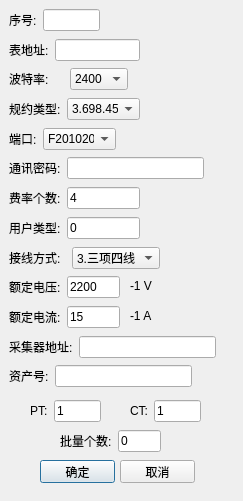
Before: the Qt Designer form AddMeter.ui in qwerttqq95/698SP_CL, drawn with Qt 5.
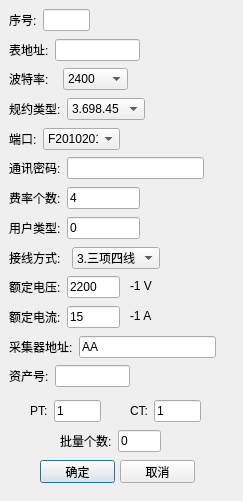
After: the same form once the commit is applied.

The edit to the form file:
```diff
--- a/AddMeter.ui
+++ b/AddMeter.ui
@@ -18,7 +18,7 @@
                 <rect>
                     <x>9</x>
                     <y>98</y>
-                    <width>131</width>
+                    <width>136</width>
                     <height>22</height>
                 </rect>
             </property>
@@ -64,7 +64,7 @@
                 <rect>
                     <x>9</x>
                     <y>128</y>
-                    <width>107</width>
+                    <width>111</width>
                     <height>22</height>
                 </rect>
             </property>
@@ -200,12 +200,12 @@
                 <string>-1 V</string>
             </property>
         </widget>
-        <widget class="QWidget" name="">
+        <widget class="QWidget" name="layoutWidget">
             <property name="geometry">
                 <rect>
                     <x>9</x>
                     <y>9</y>
-                    <width>91</width>
+                    <width>81</width>
                     <height>22</height>
                 </rect>
             </property>
@@ -235,7 +235,7 @@
                 </item>
             </layout>
         </widget>
-        <widget class="QWidget" name="">
+        <widget class="QWidget" name="layoutWidget">
             <property name="geometry">
                 <rect>
                     <x>9</x>
@@ -267,7 +267,7 @@
                 </item>
             </layout>
         </widget>
-        <widget class="QWidget" name="">
+        <widget class="QWidget" name="layoutWidget">
             <property name="geometry">
                 <rect>
                     <x>9</x>
@@ -286,6 +286,24 @@
                 </item>
                 <item>
                     <widget class="QComboBox" name="comboBox">
+                        <property name="currentIndex">
+                            <number>3</number>
+                        </property>
+                        <item>
+                            <property name="text">
+                                <string>300</string>
+                            </property>
+                        </item>
+                        <item>
+                            <property name="text">
+                                <string>600</string>
+                            </property>
+                        </item>
+                        <item>
+                            <property name="text">
+                                <string>1200</string>
+                            </property>
+                        </item>
                         <item>
                             <property name="text">
                                 <string>2400</string>
@@ -296,16 +314,26 @@
                                 <string>4800</string>
                             </property>
                         </item>
+                        <item>
+                            <property name="text">
+                                <string>7200</string>
+                            </property>
+                        </item>
                         <item>
                             <property name="text">
                                 <string>9600</string>
                             </property>
                         </item>
+                        <item>
+                            <property name="text">
+                                <string>自适应</string>
+                            </property>
+                        </item>
                     </widget>
                 </item>
             </layout>
         </widget>
-        <widget class="QWidget" name="">
+        <widget class="QWidget" name="layoutWidget">
             <property name="geometry">
                 <rect>
                     <x>9</x>
@@ -327,7 +355,7 @@
                 </item>
             </layout>
         </widget>
-        <widget class="QWidget" name="">
+        <widget class="QWidget" name="layoutWidget">
             <property name="geometry">
                 <rect>
                     <x>9</x>
@@ -353,7 +381,7 @@
                 </item>
             </layout>
         </widget>
-        <widget class="QWidget" name="">
+        <widget class="QWidget" name="layoutWidget">
             <property name="geometry">
                 <rect>
                     <x>9</x>
@@ -379,7 +407,7 @@
                 </item>
             </layout>
         </widget>
-        <widget class="QWidget" name="">
+        <widget class="QWidget" name="layoutWidget">
             <property name="geometry">
                 <rect>
                     <x>9</x>
@@ -405,7 +433,7 @@
                 </item>
             </layout>
         </widget>
-        <widget class="QWidget" name="">
+        <widget class="QWidget" name="layoutWidget">
             <property name="geometry">
                 <rect>
                     <x>9</x>
@@ -431,7 +459,7 @@
                 </item>
             </layout>
         </widget>
-        <widget class="QWidget" name="">
+        <widget class="QWidget" name="layoutWidget">
             <property name="geometry">
                 <rect>
                     <x>9</x>
@@ -451,18 +479,18 @@
                 <item>
                     <widget class="QLineEdit" name="lineEdit_7">
                         <property name="text">
-                            <string/>
+                            <string>AA</string>
                         </property>
                     </widget>
                 </item>
             </layout>
         </widget>
-        <widget class="QWidget" name="">
+        <widget class="QWidget" name="layoutWidget">
             <property name="geometry">
                 <rect>
                     <x>9</x>
                     <y>365</y>
-                    <width>183</width>
+                    <width>121</width>
                     <height>22</height>
                 </rect>
             </property>
@@ -479,7 +507,7 @@
                 </item>
             </layout>
         </widget>
-        <widget class="QWidget" name="">
+        <widget class="QWidget" name="layoutWidget">
             <property name="geometry">
                 <rect>
                     <x>30</x>
@@ -505,7 +533,7 @@
                 </item>
             </layout>
         </widget>
-        <widget class="QWidget" name="">
+        <widget class="QWidget" name="layoutWidget">
             <property name="geometry">
                 <rect>
                     <x>130</x>
@@ -531,7 +559,7 @@
                 </item>
             </layout>
         </widget>
-        <widget class="QWidget" name="">
+        <widget class="QWidget" name="layoutWidget">
             <property name="geometry">
                 <rect>
                     <x>60</x>
```
